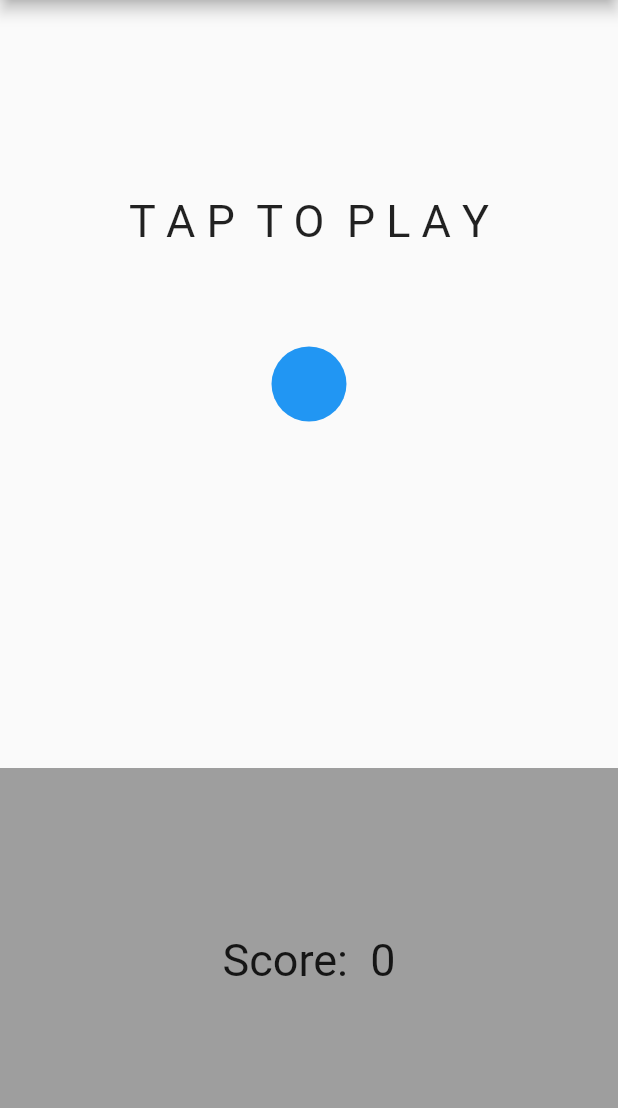
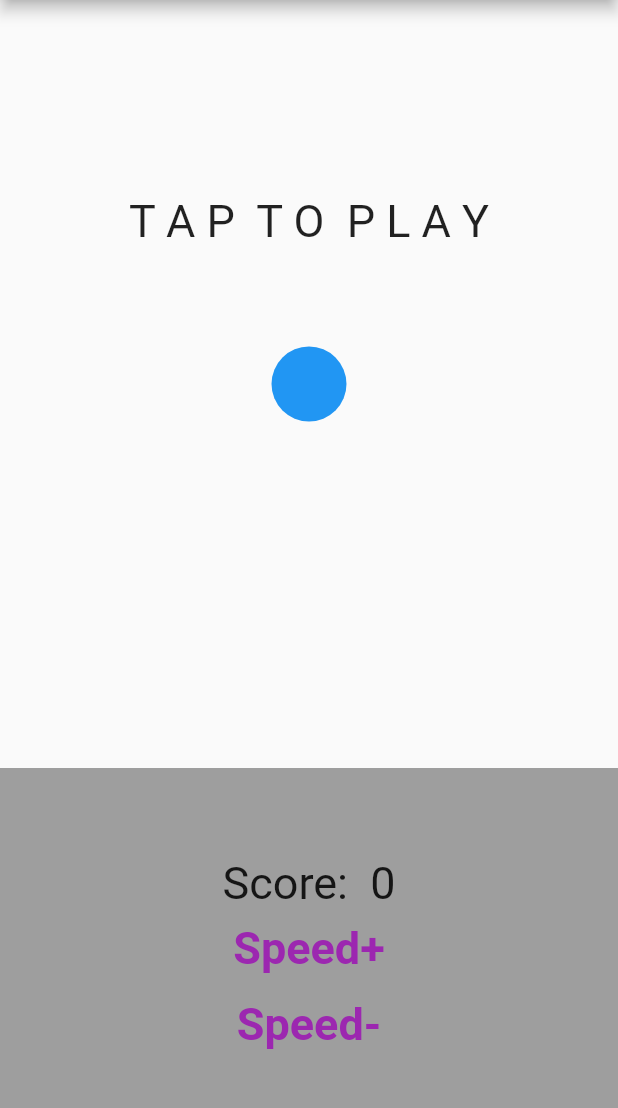
Before and after one commit to Rimbo537/falling_ball, a Flutter app: the screen it shows after launch, after a tap on the "restart alt" icon, on a phone screen of 412 x 824 dp, the part 84-1192 px from its top. Run offline on Flutter 3.47's test engine with Material 2 defaults, Android fonts, the phone set to English and light mode, and no system bars.

Commit message:
first commit

```diff
--- a/lib/ui/widgets/main/components/score_widget.dart
+++ b/lib/ui/widgets/main/components/score_widget.dart
@@ -7,8 +7,12 @@ class ScoreWidget extends StatelessWidget {
   const ScoreWidget({
     super.key,
     required this.tapCount,
+    required this.onPressedFast,
+    required this.onPressedSlow,
   });
   final int tapCount;
+  final VoidCallback onPressedFast;
+  final VoidCallback onPressedSlow;
 
   @override
   Widget build(BuildContext context) {
@@ -16,11 +20,32 @@ class ScoreWidget extends StatelessWidget {
       child: Container(
         width: double.infinity,
         color: AppColors.grey,
-        child: Center(
-          child: Text(
-            '${AppStrings.score} $tapCount',
-            style: AppStyles.main,
-          ),
+        child: Column(
+          mainAxisAlignment: MainAxisAlignment.center,
+          children: [
+            Text(
+              '${AppStrings.score} $tapCount',
+              style: AppStyles.main,
+            ),
+            TextButton(
+                onPressed: onPressedFast,
+                child: const Text(
+                  'Speed+',
+                  style: TextStyle(
+                      fontSize: 30,
+                      color: Colors.purple,
+                      fontWeight: FontWeight.bold),
+                )),
+            TextButton(
+                onPressed: onPressedSlow,
+                child: const Text(
+                  'Speed-',
+                  style: TextStyle(
+                      fontSize: 30,
+                      color: Colors.purple,
+                      fontWeight: FontWeight.bold),
+                ))
+          ],
         ),
       ),
     );
--- a/lib/ui/widgets/main/main.dart
+++ b/lib/ui/widgets/main/main.dart
@@ -23,6 +23,7 @@ class _MainWidgetState extends State<MainWidget> {
   bool gameIsStarted = true; // Условие для запуска таймера и начала движения
   bool counter = true; // вкл/откл счетчика
   bool failGame = false; // // Отображение надписи Fail
+  bool isRestart = false;
 
   @override
   Widget build(BuildContext context) {
@@ -59,7 +60,19 @@ class _MainWidgetState extends State<MainWidget> {
               ),
             ),
           ),
-          ScoreWidget(tapCount: tapCount),
+          ScoreWidget(
+            tapCount: tapCount,
+            onPressedFast: () {
+              setState(() {
+                ballSpeed += 0.01;
+              });
+            },
+            onPressedSlow: () {
+              setState(() {
+                ballSpeed -= 0.01;
+              });
+            },
+          ),
         ],
       ),
     );
@@ -74,6 +87,8 @@ class _MainWidgetState extends State<MainWidget> {
         isMovingUp = !isMovingUp;
         topMainSplash = false;
         gameIsStarted = false;
+        isRestart = false;
+        counter = true;
         if (counter) tapCount++;
       });
     }
@@ -81,6 +96,13 @@ class _MainWidgetState extends State<MainWidget> {
 
   void startGame() {
     Timer.periodic(const Duration(milliseconds: 30), (timer) {
+      if (isRestart) {
+        timer.cancel();
+        setState(() {
+          counter = false;
+          topMainSplash = true;
+        });
+      }
       if (ballY > 1 || ballY < -1) {
         timer.cancel();
         setState(() {
@@ -108,6 +130,7 @@ class _MainWidgetState extends State<MainWidget> {
       tapCount = 0;
       counter = true;
       failGame = false;
+      isRestart = true;
     });
   }
 }
```
